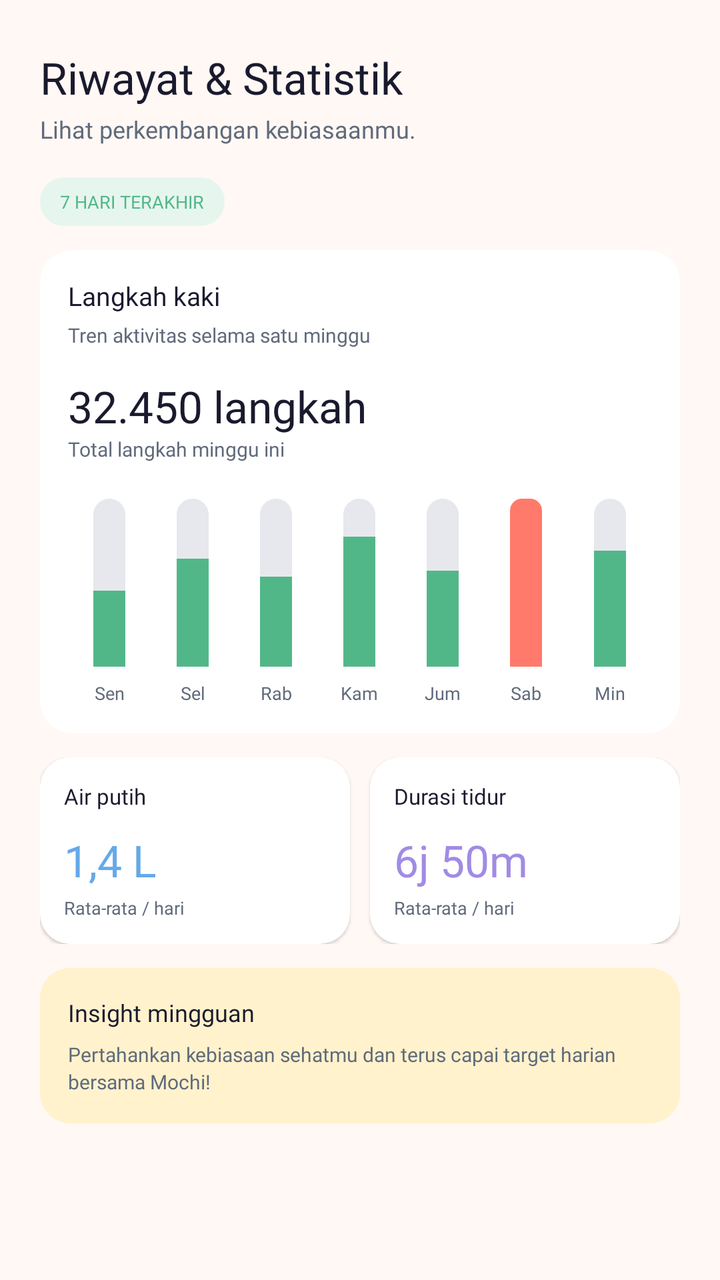
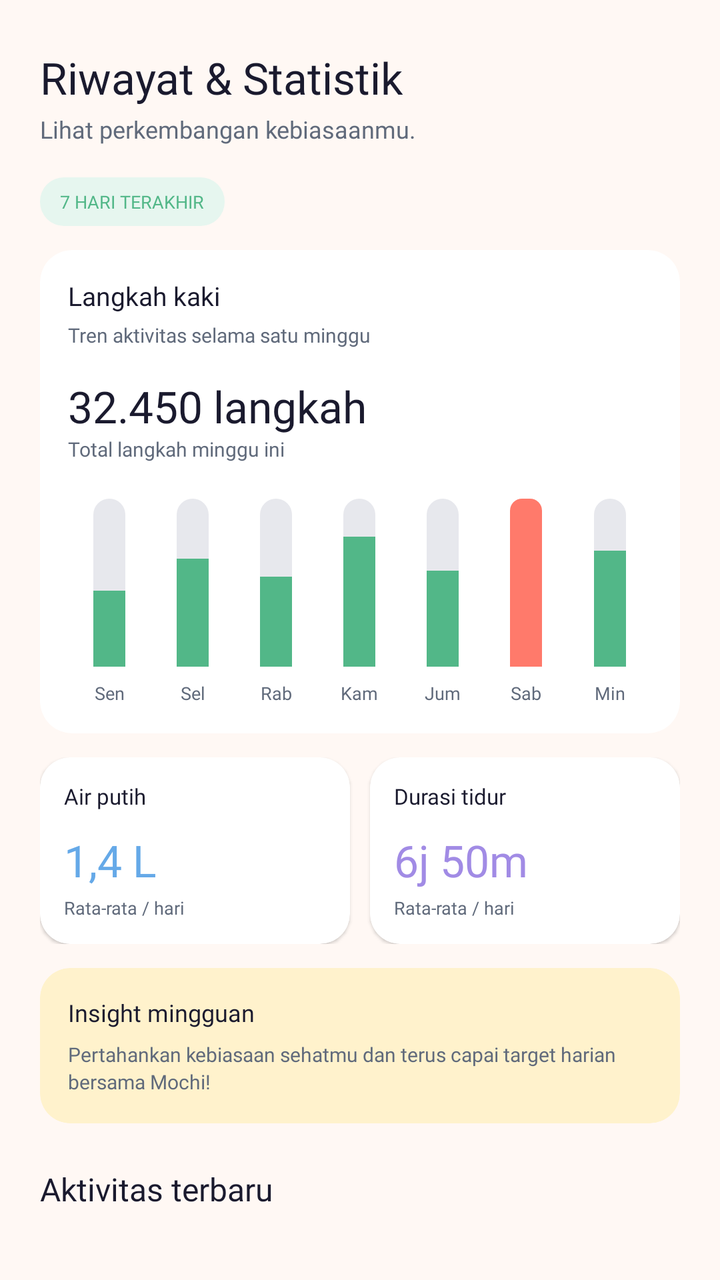

Screens rendered from an Android XML layout before and after an edit, with the pre-edit source and the edit as a unified diff.
<!-- AndroidManifest.xml: application theme Theme.Project_risqullah -->
<!-- res/layout/fragment_history.xml -->
<?xml version="1.0" encoding="utf-8"?>
<androidx.core.widget.NestedScrollView xmlns:android="http://schemas.android.com/apk/res/android"
    xmlns:app="http://schemas.android.com/apk/res-auto"
    android:layout_width="match_parent"
    android:layout_height="match_parent"
    android:background="@color/cream"
    android:fillViewport="true"
    android:overScrollMode="never">

    <LinearLayout
        android:layout_width="match_parent"
        android:layout_height="wrap_content"
        android:orientation="vertical"
        android:paddingStart="20dp"
        android:paddingTop="24dp"
        android:paddingEnd="20dp"
        android:paddingBottom="24dp">

        
        <TextView
            android:layout_width="match_parent"
            android:layout_height="wrap_content"
            android:fontFamily="@font/poppins_bold"
            android:text="Riwayat &amp; Statistik"
            android:textColor="@color/navy"
            android:textSize="22sp" />

        <TextView
            android:layout_width="match_parent"
            android:layout_height="wrap_content"
            android:layout_marginTop="3dp"
            android:fontFamily="@font/inter_regular"
            android:text="Lihat perkembangan kebiasaanmu."
            android:textColor="@color/text_secondary"
            android:textSize="12sp" />

        
        <TextView
            android:layout_width="wrap_content"
            android:layout_height="wrap_content"
            android:layout_marginTop="16dp"
            android:background="@drawable/bg_steps_icon"
            android:fontFamily="@font/inter_semibold"
            android:paddingHorizontal="10dp"
            android:paddingVertical="6dp"
            android:text="7 HARI TERAKHIR"
            android:textColor="@color/green"
            android:textSize="9sp" />

        
        <androidx.cardview.widget.CardView
            android:layout_width="match_parent"
            android:layout_height="wrap_content"
            android:layout_marginTop="12dp"
            app:cardBackgroundColor="@color/surface_white"
            app:cardCornerRadius="16dp"
            app:cardElevation="1dp"
            app:cardUseCompatPadding="false">

            <LinearLayout
                android:layout_width="match_parent"
                android:layout_height="wrap_content"
                android:orientation="vertical"
                android:padding="14dp">

                <TextView
                    android:layout_width="match_parent"
                    android:layout_height="wrap_content"
                    android:fontFamily="@font/inter_semibold"
                    android:text="Langkah kaki"
                    android:textColor="@color/navy"
                    android:textSize="13sp" />

                <TextView
                    android:layout_width="match_parent"
                    android:layout_height="wrap_content"
                    android:layout_marginTop="4dp"
                    android:fontFamily="@font/inter_regular"
                    android:text="Tren aktivitas selama satu minggu"
                    android:textColor="@color/text_secondary"
                    android:textSize="10sp" />

                <TextView
                    android:layout_width="match_parent"
                    android:layout_height="wrap_content"
                    android:layout_marginTop="14dp"
                    android:fontFamily="@font/poppins_bold"
                    android:text="32.450 langkah"
                    android:textColor="@color/navy"
                    android:textSize="22sp" />

                <TextView
                    android:layout_width="match_parent"
                    android:layout_height="wrap_content"
                    android:fontFamily="@font/inter_regular"
                    android:text="Total langkah minggu ini"
                    android:textColor="@color/text_secondary"
                    android:textSize="10sp" />

                
                <LinearLayout
                    android:layout_width="match_parent"
                    android:layout_height="wrap_content"
                    android:layout_marginTop="18dp"
                    android:gravity="bottom"
                    android:orientation="horizontal">

                    
                    <LinearLayout
                        android:layout_width="0dp"
                        android:layout_height="wrap_content"
                        android:layout_weight="1"
                        android:gravity="center"
                        android:orientation="vertical">

                        <FrameLayout
                            android:layout_width="16dp"
                            android:layout_height="84dp"
                            android:background="@drawable/bg_chart_track">

                            <View
                                android:layout_width="match_parent"
                                android:layout_height="38dp"
                                android:layout_gravity="bottom"
                                android:background="@color/green" />
                        </FrameLayout>

                        <TextView
                            android:layout_width="wrap_content"
                            android:layout_height="wrap_content"
                            android:layout_marginTop="7dp"
                            android:fontFamily="@font/inter_regular"
                            android:text="Sen"
                            android:textColor="@color/text_secondary"
                            android:textSize="9sp" />
                    </LinearLayout>

                    
                    <LinearLayout
                        android:layout_width="0dp"
                        android:layout_height="wrap_content"
                        android:layout_weight="1"
                        android:gravity="center"
                        android:orientation="vertical">

                        <FrameLayout
                            android:layout_width="16dp"
                            android:layout_height="84dp"
                            android:background="@drawable/bg_chart_track">

                            <View
                                android:layout_width="match_parent"
                                android:layout_height="54dp"
                                android:layout_gravity="bottom"
                                android:background="@color/green" />
                        </FrameLayout>

                        <TextView
                            android:layout_width="wrap_content"
                            android:layout_height="wrap_content"
                            android:layout_marginTop="7dp"
                            android:fontFamily="@font/inter_regular"
                            android:text="Sel"
                            android:textColor="@color/text_secondary"
                            android:textSize="9sp" />
                    </LinearLayout>

                    
                    <LinearLayout
                        android:layout_width="0dp"
                        android:layout_height="wrap_content"
                        android:layout_weight="1"
                        android:gravity="center"
                        android:orientation="vertical">

                        <FrameLayout
                            android:layout_width="16dp"
                            android:layout_height="84dp"
                            android:background="@drawable/bg_chart_track">

                            <View
                                android:layout_width="match_parent"
                                android:layout_height="45dp"
                                android:layout_gravity="bottom"
                                android:background="@color/green" />
                        </FrameLayout>

                        <TextView
                            android:layout_width="wrap_content"
                            android:layout_height="wrap_content"
                            android:layout_marginTop="7dp"
                            android:fontFamily="@font/inter_regular"
                            android:text="Rab"
                            android:textColor="@color/text_secondary"
                            android:textSize="9sp" />
                    </LinearLayout>

                    
                    <LinearLayout
                        android:layout_width="0dp"
                        android:layout_height="wrap_content"
                        android:layout_weight="1"
                        android:gravity="center"
                        android:orientation="vertical">

                        <FrameLayout
                            android:layout_width="16dp"
                            android:layout_height="84dp"
                            android:background="@drawable/bg_chart_track">

                            <View
                                android:layout_width="match_parent"
                                android:layout_height="65dp"
                                android:layout_gravity="bottom"
                                android:background="@color/green" />
                        </FrameLayout>

                        <TextView
                            android:layout_width="wrap_content"
                            android:layout_height="wrap_content"
                            android:layout_marginTop="7dp"
                            android:fontFamily="@font/inter_regular"
                            android:text="Kam"
                            android:textColor="@color/text_secondary"
                            android:textSize="9sp" />
                    </LinearLayout>

                    
                    <LinearLayout
                        android:layout_width="0dp"
                        android:layout_height="wrap_content"
                        android:layout_weight="1"
                        android:gravity="center"
                        android:orientation="vertical">

                        <FrameLayout
                            android:layout_width="16dp"
                            android:layout_height="84dp"
                            android:background="@drawable/bg_chart_track">

                            <View
                                android:layout_width="match_parent"
                                android:layout_height="48dp"
                                android:layout_gravity="bottom"
                                android:background="@color/green" />
                        </FrameLayout>

                        <TextView
                            android:layout_width="wrap_content"
                            android:layout_height="wrap_content"
                            android:layout_marginTop="7dp"
                            android:fontFamily="@font/inter_regular"
                            android:text="Jum"
                            android:textColor="@color/text_secondary"
                            android:textSize="9sp" />
                    </LinearLayout>

                    
                    <LinearLayout
                        android:layout_width="0dp"
                        android:layout_height="wrap_content"
                        android:layout_weight="1"
                        android:gravity="center"
                        android:orientation="vertical">

                        <FrameLayout
                            android:layout_width="16dp"
                            android:layout_height="84dp"
                            android:background="@drawable/bg_chart_bar_coral">

                            <View
                                android:layout_width="match_parent"
                                android:layout_height="70dp"
                                android:layout_gravity="bottom"
                                android:background="@color/coral" />
                        </FrameLayout>

                        <TextView
                            android:layout_width="wrap_content"
                            android:layout_height="wrap_content"
                            android:layout_marginTop="7dp"
                            android:fontFamily="@font/inter_regular"
                            android:text="Sab"
                            android:textColor="@color/text_secondary"
                            android:textSize="9sp" />
                    </LinearLayout>

                    
                    <LinearLayout
                        android:layout_width="0dp"
                        android:layout_height="wrap_content"
                        android:layout_weight="1"
                        android:gravity="center"
                        android:orientation="vertical">

                        <FrameLayout
                            android:layout_width="16dp"
                            android:layout_height="84dp"
                            android:background="@drawable/bg_chart_track">

                            <View
                                android:layout_width="match_parent"
                                android:layout_height="58dp"
                                android:layout_gravity="bottom"
                                android:background="@color/green" />
                        </FrameLayout>

                        <TextView
                            android:layout_width="wrap_content"
                            android:layout_height="wrap_content"
                            android:layout_marginTop="7dp"
                            android:fontFamily="@font/inter_regular"
                            android:text="Min"
                            android:textColor="@color/text_secondary"
                            android:textSize="9sp" />
                    </LinearLayout>

                </LinearLayout>

            </LinearLayout>
        </androidx.cardview.widget.CardView>

        
        <LinearLayout
            android:layout_width="match_parent"
            android:layout_height="wrap_content"
            android:layout_marginTop="12dp"
            android:orientation="horizontal">

            
            <androidx.cardview.widget.CardView
                android:layout_width="0dp"
                android:layout_height="wrap_content"
                android:layout_marginEnd="5dp"
                android:layout_weight="1"
                app:cardBackgroundColor="@color/surface_white"
                app:cardCornerRadius="15dp"
                app:cardElevation="1dp"
                app:cardUseCompatPadding="false">

                <LinearLayout
                    android:layout_width="match_parent"
                    android:layout_height="wrap_content"
                    android:orientation="vertical"
                    android:padding="12dp">

                    <TextView
                        android:layout_width="wrap_content"
                        android:layout_height="wrap_content"
                        android:fontFamily="@font/inter_semibold"
                        android:text="Air putih"
                        android:textColor="@color/navy"
                        android:textSize="11sp" />

                    <TextView
                        android:layout_width="match_parent"
                        android:layout_height="wrap_content"
                        android:layout_marginTop="10dp"
                        android:fontFamily="@font/poppins_bold"
                        android:text="1,4 L"
                        android:textColor="@color/water_blue"
                        android:textSize="22sp" />

                    <TextView
                        android:layout_width="match_parent"
                        android:layout_height="wrap_content"
                        android:layout_marginTop="3dp"
                        android:fontFamily="@font/inter_regular"
                        android:text="Rata-rata / hari"
                        android:textColor="@color/text_secondary"
                        android:textSize="9sp" />

                </LinearLayout>
            </androidx.cardview.widget.CardView>

            
            <androidx.cardview.widget.CardView
                android:layout_width="0dp"
                android:layout_height="wrap_content"
                android:layout_marginStart="5dp"
                android:layout_weight="1"
                app:cardBackgroundColor="@color/surface_white"
                app:cardCornerRadius="15dp"
                app:cardElevation="1dp"
                app:cardUseCompatPadding="false">

                <LinearLayout
                    android:layout_width="match_parent"
                    android:layout_height="wrap_content"
                    android:orientation="vertical"
                    android:padding="12dp">

                    <TextView
                        android:layout_width="wrap_content"
                        android:layout_height="wrap_content"
                        android:fontFamily="@font/inter_semibold"
                        android:text="Durasi tidur"
                        android:textColor="@color/navy"
                        android:textSize="11sp" />

                    <TextView
                        android:layout_width="match_parent"
                        android:layout_height="wrap_content"
                        android:layout_marginTop="10dp"
                        android:fontFamily="@font/poppins_bold"
                        android:text="6j 50m"
                        android:textColor="@color/sleep_lavender"
                        android:textSize="22sp" />

                    <TextView
                        android:layout_width="match_parent"
                        android:layout_height="wrap_content"
                        android:layout_marginTop="3dp"
                        android:fontFamily="@font/inter_regular"
                        android:text="Rata-rata / hari"
                        android:textColor="@color/text_secondary"
                        android:textSize="9sp" />

                </LinearLayout>
            </androidx.cardview.widget.CardView>

        </LinearLayout>

        
        <androidx.cardview.widget.CardView
            android:layout_width="match_parent"
            android:layout_height="wrap_content"
            android:layout_marginTop="12dp"
            app:cardBackgroundColor="@color/insight_surface"
            app:cardCornerRadius="15dp"
            app:cardElevation="0dp"
            app:cardUseCompatPadding="false">

            <LinearLayout
                android:layout_width="match_parent"
                android:layout_height="wrap_content"
                android:orientation="vertical"
                android:padding="14dp">

                <TextView
                    android:layout_width="match_parent"
                    android:layout_height="wrap_content"
                    android:fontFamily="@font/inter_semibold"
                    android:text="Insight mingguan"
                    android:textColor="@color/navy"
                    android:textSize="12sp" />

                <TextView
                    android:layout_width="match_parent"
                    android:layout_height="wrap_content"
                    android:layout_marginTop="6dp"
                    android:fontFamily="@font/inter_regular"
                    android:lineSpacingExtra="2dp"
                    android:text="Pertahankan kebiasaan sehatmu dan terus capai target harian bersama Mochi!"
                    android:textColor="@color/text_secondary"
                    android:textSize="10sp" />

            </LinearLayout>

        </androidx.cardview.widget.CardView>

    </LinearLayout>

</androidx.core.widget.NestedScrollView>
<!-- resources referenced by this layout -->
<resources>
  <color name="coral">#FF7A6B</color>
  <color name="cream">#FFF8F4</color>
  <color name="green">#52B788</color>
  <color name="insight_surface">#FFF2CC</color>
  <color name="navy">#1A1A2E</color>
  <color name="sleep_lavender">#A18BE5</color>
  <color name="surface_white">#FFFFFF</color>
  <color name="text_secondary">#606A7B</color>
  <color name="water_blue">#65A9E8</color>
  <!-- drawable bg_chart_bar_coral (drawable) -->
  <?xml version="1.0" encoding="utf-8"?>
  <shape xmlns:android="http://schemas.android.com/apk/res/android"
      android:shape="rectangle">
  
      <solid android:color="@color/coral" />
  
      <corners
          android:bottomLeftRadius="0dp"
          android:bottomRightRadius="0dp"
          android:topLeftRadius="6dp"
          android:topRightRadius="6dp" />
  
  </shape>
  <!-- drawable bg_chart_track (drawable) -->
  <?xml version="1.0" encoding="utf-8"?>
  <shape xmlns:android="http://schemas.android.com/apk/res/android"
      android:shape="rectangle">
  
      <solid android:color="@color/progress_track" />
  
      <corners android:radius="8dp" />
  
  </shape>
  <!-- drawable bg_steps_icon (drawable) -->
  <?xml version="1.0" encoding="utf-8"?>
  <shape xmlns:android="http://schemas.android.com/apk/res/android"
      android:shape="rectangle">
      <solid android:color="@color/steps_surface" />
      <corners android:radius="12dp" />
  </shape>
  <style name="Theme.Project_risqullah" parent="Base.Theme.Project_risqullah" />
  <color name="progress_track">#E7E8ED</color>
  <color name="steps_surface">#E6F6EF</color>
  <style name="Base.Theme.Project_risqullah" parent="Theme.Material3.Light.NoActionBar">
  
          
          <item name="colorPrimary">@color/navy</item>
          <item name="colorOnPrimary">@color/white</item>
  
          <item name="colorSecondary">@color/coral</item>
          <item name="colorOnSecondary">@color/navy</item>
  
          <item name="colorTertiary">@color/green</item>
  
          
          <item name="colorSurface">@color/surface_white</item>
          <item name="colorOnSurface">@color/text_primary</item>
          <item name="colorOutline">@color/border_default</item>
  
          
          <item name="android:colorAccent">@color/coral</item>
          <item name="android:windowBackground">@color/cream</item>
  
          
          <item name="android:statusBarColor">@color/navy</item>
          <item name="android:navigationBarColor">@color/navy</item>
          <item name="android:windowLightStatusBar">false</item>
          <item name="android:windowLightNavigationBar">false</item>
  
      </style>
  <color name="white">#FFFFFFFF</color>
  <color name="text_primary">#1A1A2E</color>
  <color name="border_default">#E5E7EB</color>
</resources>

<!-- the commit's change to res/layout/fragment_history.xml (unified diff, before → after) -->
@@ -459,6 +459,28 @@
 
         </androidx.cardview.widget.CardView>
 
+        
+        <TextView
+            android:layout_width="match_parent"
+            android:layout_height="wrap_content"
+            android:layout_marginTop="22dp"
+            android:fontFamily="@font/poppins_bold"
+            android:text="Aktivitas terbaru"
+            android:textColor="@color/navy"
+            android:textSize="16sp" />
+
+        <ListView
+            android:id="@+id/listRecentActivities"
+            android:layout_width="match_parent"
+            android:layout_height="260dp"
+            android:layout_marginTop="8dp"
+            android:background="@android:color/transparent"
+            android:divider="@android:color/transparent"
+            android:dividerHeight="4dp"
+            android:listSelector="@android:color/transparent"
+            android:nestedScrollingEnabled="false"
+            android:scrollbars="none" />
+
     </LinearLayout>
 
 </androidx.core.widget.NestedScrollView>
